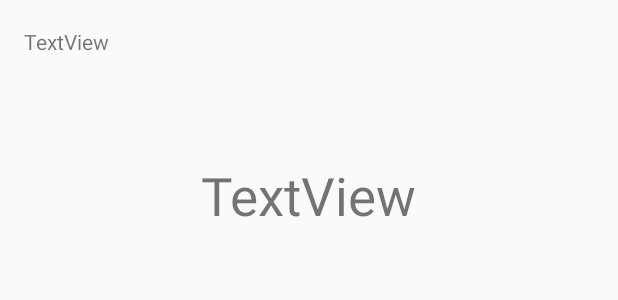
After one commit to SabreNicolas/ANDROID, an Android app: the layout activity_add_data.xml on its own in the app's theme, with its tools: preview values and no code run, on a phone screen of 412 x 824 dp. The commit adds this screen. Shown: the top 300 px of the screen. Run offline under Robolectric (Android 15) with nearby library versions, the phone set to English and light mode, and no system bars; network calls fail.

Commit message:
add data

```diff
--- a/app/src/main/AndroidManifest.xml
+++ b/app/src/main/AndroidManifest.xml
@@ -4,16 +4,18 @@
 
     <uses-permission android:name="android.permission.ACCESS_NETWORK_STATE" />
     <uses-permission android:name="android.permission.INTERNET" />
+
     <application
         android:name=".GlobalState"
         android:allowBackup="true"
         android:icon="@mipmap/ic_logo"
         android:label="@string/app_name"
+        android:networkSecurityConfig="@xml/network_security_config"
         android:roundIcon="@mipmap/ic_launcher_round"
         android:supportsRtl="true"
-        android:networkSecurityConfig="@xml/network_security_config"
         android:theme="@style/AppTheme">
-        <activity android:name=".HistoricEspaces"></activity>
+        <activity android:name=".addData"></activity>
+        <activity android:name=".HistoricEspaces" />
         <activity android:name=".ListIndicateurs" />
         <activity android:name=".addEspace" />
         <activity android:name=".addIndicateur" />
--- a/app/src/main/java/com/example/mylife/ListEspaces.java
+++ b/app/src/main/java/com/example/mylife/ListEspaces.java
@@ -105,7 +105,6 @@
         nom = u.getNom();
         prenom = u.getPrenom();
         id = u.getId();
-        System.out.println(u.toString());
         TextView editTextLogin = (TextView) findViewById(R.id.login);
         editTextLogin.setText(nom.toUpperCase() + " "+ prenom);
 
--- a/app/src/main/java/com/example/mylife/ListIndicateurs.java
+++ b/app/src/main/java/com/example/mylife/ListIndicateurs.java
@@ -102,7 +102,6 @@
 
         u = gs.getUser();
         id = u.getId();
-        System.out.println(u.toString());
 
 
         listIndicateurs = new ArrayList<Indicateur>();
--- /dev/null
+++ b/app/src/main/res/layout/activity_add_data.xml
@@ -0,0 +1,44 @@
+<?xml version="1.0" encoding="utf-8"?>
+<androidx.constraintlayout.widget.ConstraintLayout xmlns:android="http://schemas.android.com/apk/res/android"
+    xmlns:app="http://schemas.android.com/apk/res-auto"
+    xmlns:tools="http://schemas.android.com/tools"
+    android:layout_width="match_parent"
+    android:layout_height="match_parent"
+    tools:context=".addData">
+
+    <TextView
+        android:id="@+id/dateAdd"
+        android:layout_width="wrap_content"
+        android:layout_height="wrap_content"
+        android:text="TextView"
+        app:layout_constraintBottom_toBottomOf="parent"
+        app:layout_constraintEnd_toEndOf="parent"
+        app:layout_constraintHorizontal_bias="0.045"
+        app:layout_constraintStart_toStartOf="parent"
+        app:layout_constraintTop_toTopOf="parent"
+        app:layout_constraintVertical_bias="0.022" />
+
+    <TextView
+        android:id="@+id/EspaceName"
+        android:layout_width="wrap_content"
+        android:layout_height="wrap_content"
+        android:text="TextView"
+        android:textSize="35dp"
+        app:layout_constraintBottom_toBottomOf="parent"
+        app:layout_constraintEnd_toEndOf="parent"
+        app:layout_constraintStart_toStartOf="parent"
+        app:layout_constraintTop_toTopOf="parent"
+        app:layout_constraintVertical_bias="0.137" />
+
+    <LinearLayout
+        android:id="@+id/data"
+        android:layout_width="415dp"
+        android:layout_height="503dp"
+        android:orientation="vertical"
+        app:layout_constraintBottom_toBottomOf="parent"
+        app:layout_constraintEnd_toEndOf="parent"
+        app:layout_constraintStart_toStartOf="parent"
+        app:layout_constraintTop_toTopOf="parent"
+        app:layout_constraintVertical_bias="0.771"></LinearLayout>
+
+</androidx.constraintlayout.widget.ConstraintLayout>
```
Also changed, not shown: app/src/main/java/com/example/mylife/MyCustomAdapter.java (+10 -10 lines), app/src/main/java/com/example/mylife/addData.java (added, +14 -0 lines).
